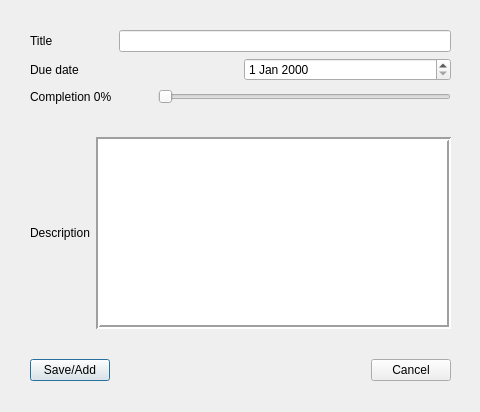
This is addtask.ui in MikelGalaxy/ToDoList_QT as Qt 5 draws it before an edit. The edited form follows.
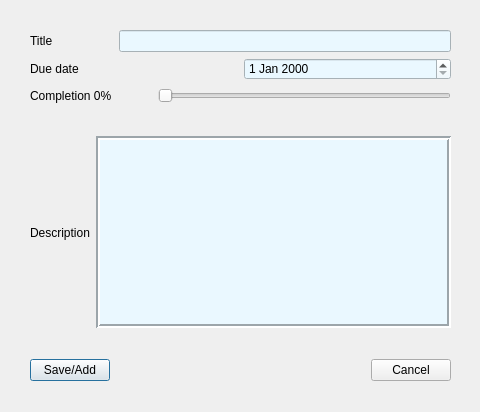
This is the edited form.

The edit to the form file:
```diff
--- a/addtask.ui
+++ b/addtask.ui
@@ -13,6 +13,9 @@
   <property name="windowTitle">
    <string>Dialog</string>
   </property>
+  <property name="styleSheet">
+   <string notr="true"/>
+  </property>
   <widget class="QWidget" name="layoutWidget">
    <property name="geometry">
     <rect>
@@ -49,7 +52,11 @@
        </spacer>
       </item>
       <item>
-       <widget class="QLineEdit" name="titleEdit"/>
+       <widget class="QLineEdit" name="titleEdit">
+        <property name="styleSheet">
+         <string notr="true">background-color: rgb(234, 248, 255);</string>
+        </property>
+       </widget>
       </item>
      </layout>
     </item>
@@ -64,6 +71,9 @@
       </item>
       <item>
        <widget class="QDateEdit" name="dateEdit">
+        <property name="styleSheet">
+         <string notr="true">background-color: rgb(234, 248, 255);</string>
+        </property>
         <property name="frame">
          <bool>true</bool>
         </property>
@@ -98,6 +108,9 @@
       </item>
       <item>
        <widget class="QSlider" name="completionSlider">
+        <property name="styleSheet">
+         <string notr="true">font: 9pt &quot;MS Shell Dlg 2&quot;;</string>
+        </property>
         <property name="orientation">
          <enum>Qt::Horizontal</enum>
         </property>
@@ -119,6 +132,9 @@
       </item>
       <item alignment="Qt::AlignVCenter">
        <widget class="QPlainTextEdit" name="plainTextEdit">
+        <property name="styleSheet">
+         <string notr="true">background-color: rgb(234, 248, 255);</string>
+        </property>
         <property name="frameShape">
          <enum>QFrame::Box</enum>
         </property>
```
Left out of the diff: 3 changed lines with no effect on the pictures.
